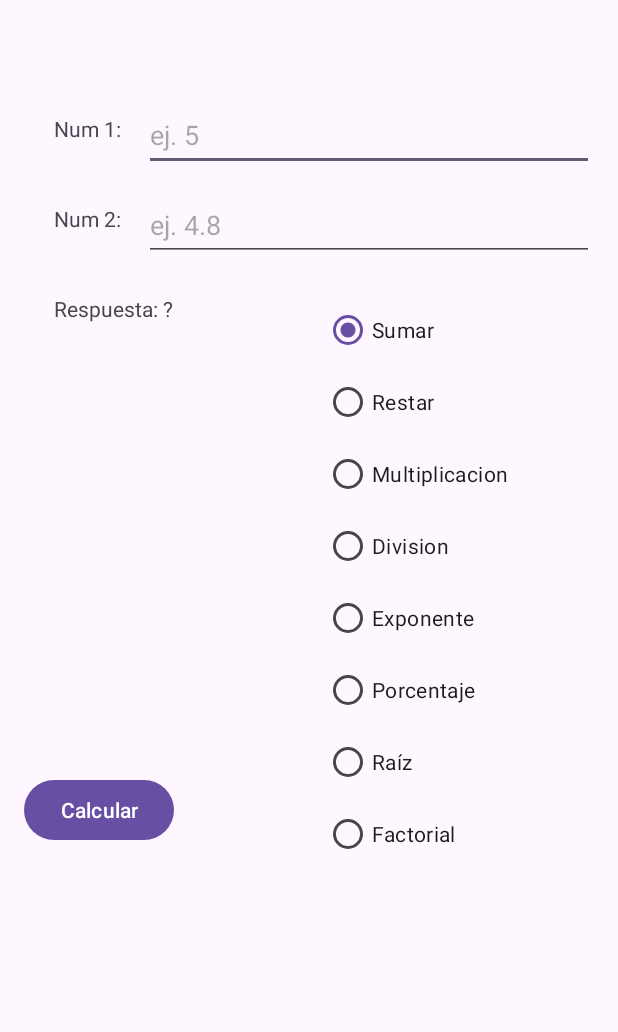
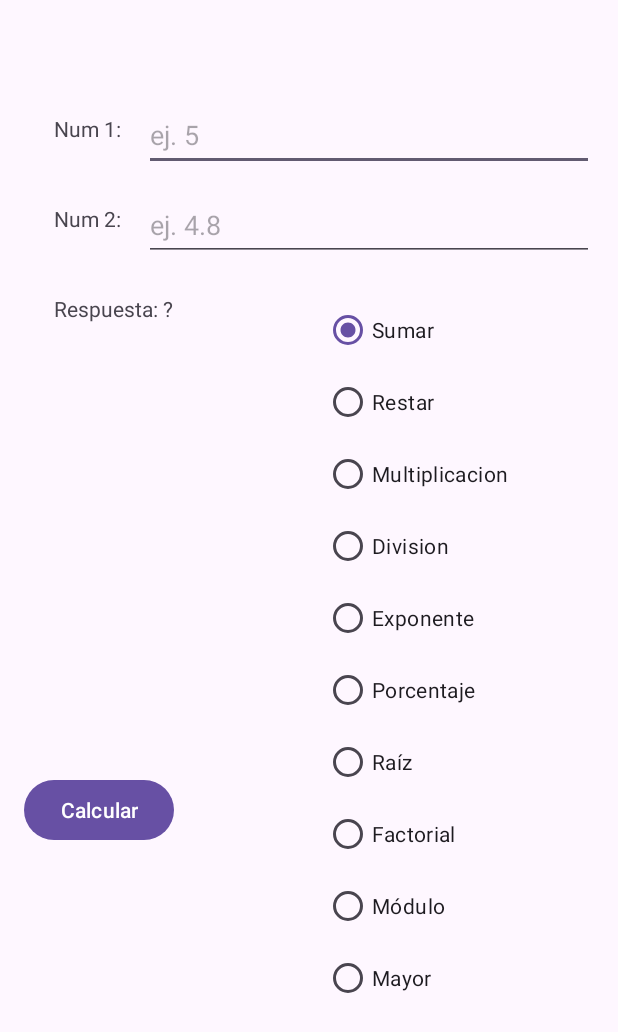
Before and after one commit to eduardosantosugb/Progall-Semi-2025, an Android app: the screen it shows after launch (MainActivity), on a phone screen of 412 x 824 dp. Shown: the top 1032 px of the screen. Run offline under Robolectric (Android 15) with nearby library versions, the phone set to English and light mode, and no system bars.

Commit message:
Calculado con modulos y mayores

```diff
--- a/app/src/main/res/layout/activity_main.xml
+++ b/app/src/main/res/layout/activity_main.xml
@@ -93,6 +93,17 @@
             android:text="Factorial"
             android:layout_width="wrap_content"
             android:layout_height="wrap_content"/>
+
+        <RadioButton
+            android:id="@+id/optModulo"
+            android:text="Módulo"
+            android:layout_width="wrap_content"
+            android:layout_height="wrap_content"/>
+        <RadioButton
+            android:id="@+id/optMayor"
+            android:text="Mayor"
+            android:layout_width="wrap_content"
+            android:layout_height="wrap_content"/>
     </RadioGroup>
 
     <Button
```
Also changed, not shown: app/src/main/java/com/ugb/miprimeraaplicacion/MainActivity.java (+11 -14 lines).
